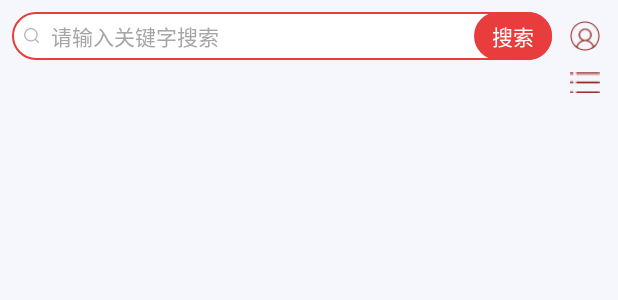
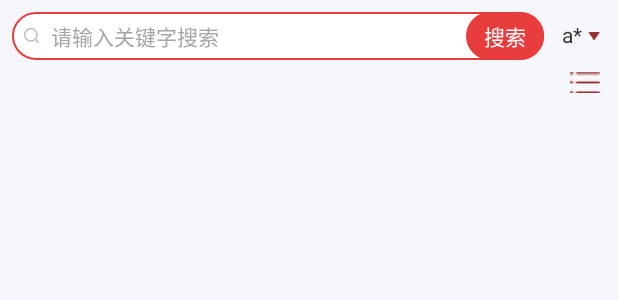
Before and after one commit to lulu520lulu/changxunc, an Android app: the layout fragment_home.xml on its own in the app's theme, with its tools: preview values and no code run, on a phone screen of 412 x 824 dp. Shown: the top 300 px of the screen. Run offline under Robolectric (Android 15) with nearby library versions, the phone set to English and light mode, and no system bars.

Commit message:
首页添加pop

```diff
--- a/app/src/main/res/layout/fragment_home.xml
+++ b/app/src/main/res/layout/fragment_home.xml
@@ -46,11 +46,11 @@
                     android:layout_width="wrap_content"
                     android:layout_height="match_parent"
                     android:layout_gravity="center_vertical|right"
+                    android:background="@drawable/top_search_btn_bg"
                     android:clickable="false"
+                    android:gravity="center_vertical"
                     android:paddingLeft="12dp"
                     android:paddingRight="12dp"
-                    android:background="@drawable/top_search_btn_bg"
-                    android:gravity="center_vertical"
                     android:text="@string/tab_search"
                     android:textColor="@color/white"
                     android:textSize="14sp" />
@@ -64,7 +64,37 @@
                 android:layout_marginLeft="12dp"
                 android:layout_marginRight="12dp"
                 android:scaleType="fitXY"
-                android:src="@mipmap/icon_home_person" />
+                android:src="@mipmap/icon_home_person"
+                android:visibility="gone" />
+
+            <RelativeLayout
+                android:id="@+id/login_person"
+                android:layout_width="wrap_content"
+                android:layout_height="wrap_content"
+                android:layout_gravity="center_vertical"
+                android:layout_marginLeft="12dp"
+                android:layout_marginRight="12dp">
+
+                <TextView
+                    android:id="@+id/name"
+                    android:layout_width="wrap_content"
+                    android:layout_height="wrap_content"
+                    android:layout_centerVertical="false"
+                    android:includeFontPadding="false"
+                    android:text="a*"
+                    android:textColor="@color/main_text"
+                    android:textSize="14sp" />
+
+                <ImageView
+                    android:id="@+id/more"
+                    android:layout_width="8dp"
+                    android:layout_height="5dp"
+                    android:layout_centerVertical="true"
+                    android:layout_marginLeft="4dp"
+                    android:layout_toRightOf="@+id/name"
+                    android:scaleType="center"
+                    android:src="@mipmap/person_center_more" />
+            </RelativeLayout>
         </LinearLayout>
 
         <LinearLayout
--- a/app/src/main/res/values/colors.xml
+++ b/app/src/main/res/values/colors.xml
@@ -44,5 +44,6 @@
     <color name="home_tab_item_line">#ededed</color>
     <color name="pin_text_color">#DC7C80</color>
     <color name="pin_bg_color">#FFEFF5</color>
+    <color name="home_popup_text">#8F8F8F</color>
 
 </resources>
--- a/app/src/main/res/values/styles.xml
+++ b/app/src/main/res/values/styles.xml
@@ -14,4 +14,9 @@
     </style>
 
     <color name="transparent_background">#20000000</color>
+
+    <style name="DetailAnimation">
+        <item name="android:windowEnterAnimation">@anim/pop_in</item>
+        <item name="android:windowExitAnimation">@anim/pop_out</item>
+    </style>
 </resources>
```
Also changed, not shown: app/src/main/java/com/c/hangxunc/pages/home/HomeFragment.java (+53 -0 lines), app/src/main/java/com/c/hangxunc/pages/home/ui/HomePopupWindow.java (added, +102 -0 lines), app/src/main/res/anim/pop_in.xml (added, +11 -0 lines), app/src/main/res/anim/pop_out.xml (added, +11 -0 lines), app/src/main/res/layout/person_center_popup_window.xml (added, +35 -0 lines), app/src/main/res/mipmap-mdpi/person_center_more.png (added), app/src/main/res/mipmap-xhdpi/person_center_more.png (added), app/src/main/res/mipmap-xxhdpi/home_person_center.9.png (added), app/src/main/res/mipmap-xxhdpi/person_center_more.png (added).
